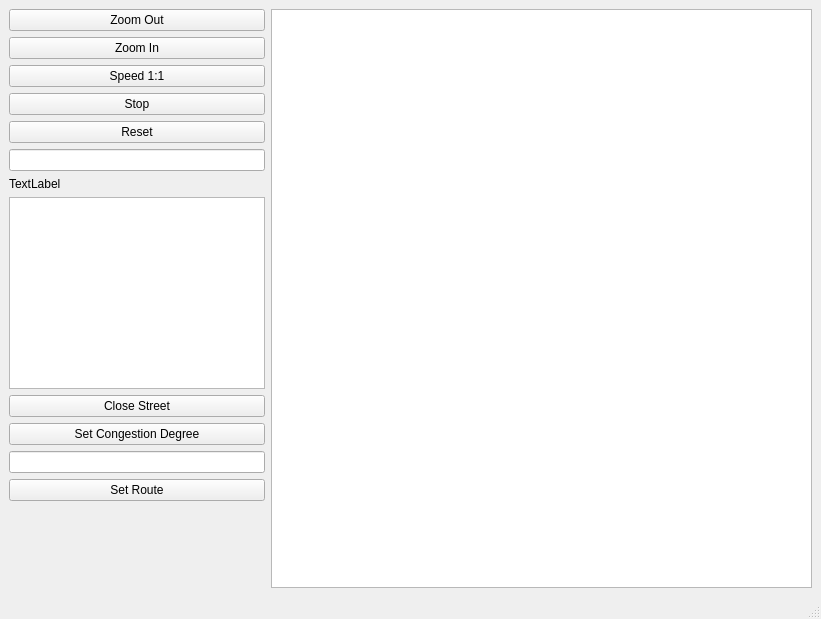
First picture: the form in src/mainwindow.ui, repository tomiju/ICP-BusTracker, before the edit.
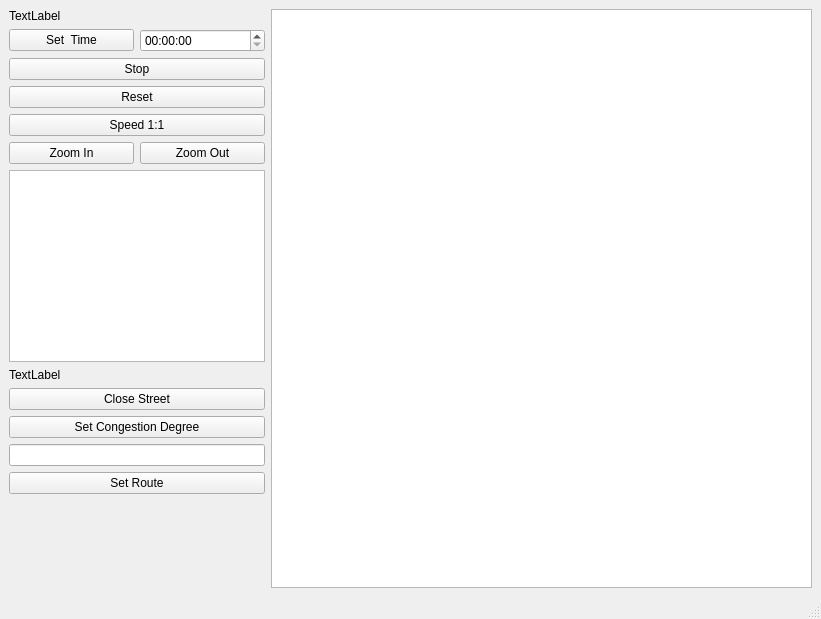
Second picture: the form after the edit.

What changed in the file:
```diff
--- a/src/mainwindow.ui
+++ b/src/mainwindow.ui
@@ -30,25 +30,25 @@
     <item>
      <layout class="QVBoxLayout" name="verticalLayout">
       <item>
-       <widget class="QPushButton" name="ZoomOut">
+       <widget class="QLabel" name="TimeLabel">
         <property name="text">
-         <string>Zoom Out</string>
+         <string>TextLabel</string>
         </property>
        </widget>
       </item>
       <item>
-       <widget class="QPushButton" name="ZoomIn">
+       <layout class="QHBoxLayout" name="horizontalLayout_2">
+        <item>
+         <widget class="QPushButton" name="setTimeButton">
         <property name="text">
-         <string>Zoom In</string>
+           <string>Set  Time</string>
         </property>
        </widget>
       </item>
       <item>
-       <widget class="QPushButton" name="changeTimeButton">
-        <property name="text">
-         <string>Speed 1:1</string>
-        </property>
-       </widget>
+         <widget class="QTimeEdit" name="timeEdit"/>
+        </item>
+       </layout>
       </item>
       <item>
        <widget class="QPushButton" name="stopPlayButton">
@@ -65,21 +65,29 @@
        </widget>
       </item>
       <item>
-       <widget class="QLineEdit" name="lineEdit">
-        <property name="sizePolicy">
-         <sizepolicy hsizetype="Minimum" vsizetype="Fixed">
-          <horstretch>0</horstretch>
-          <verstretch>0</verstretch>
-         </sizepolicy>
+       <widget class="QPushButton" name="changeTimeButton">
+        <property name="text">
+         <string>Speed 1:1</string>
         </property>
        </widget>
       </item>
       <item>
-       <widget class="QLabel" name="TimeLabel">
+       <layout class="QHBoxLayout" name="horizontalLayout_3">
+        <item>
+         <widget class="QPushButton" name="ZoomIn">
         <property name="text">
-         <string>TextLabel</string>
-        </property>
-       </widget>
+           <string>Zoom In</string>
+          </property>
+         </widget>
+        </item>
+        <item>
+         <widget class="QPushButton" name="ZoomOut">
+          <property name="text">
+           <string>Zoom Out</string>
+          </property>
+         </widget>
+        </item>
+       </layout>
       </item>
       <item>
        <widget class="QListWidget" name="listWidget">
@@ -91,6 +99,13 @@
         </property>
        </widget>
       </item>
+      <item>
+       <widget class="QLabel" name="infoLabel">
+        <property name="text">
+         <string>TextLabel</string>
+        </property>
+       </widget>
+      </item>
       <item>
        <widget class="QPushButton" name="closeStreetButton">
         <property name="text">
```
Lines whose indentation alone changed are shown as unchanged.
